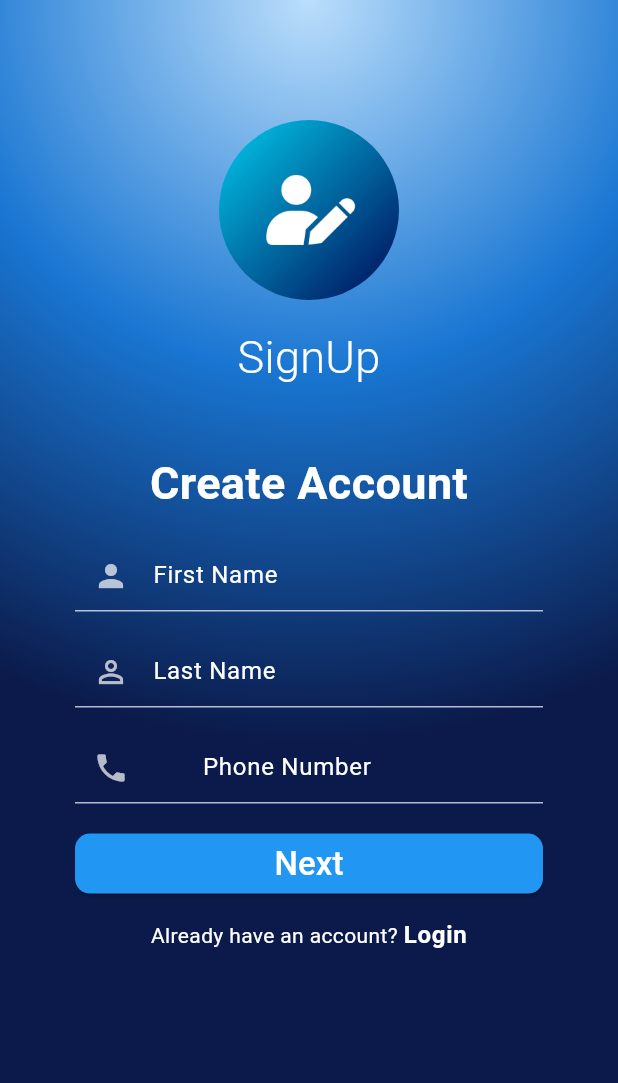
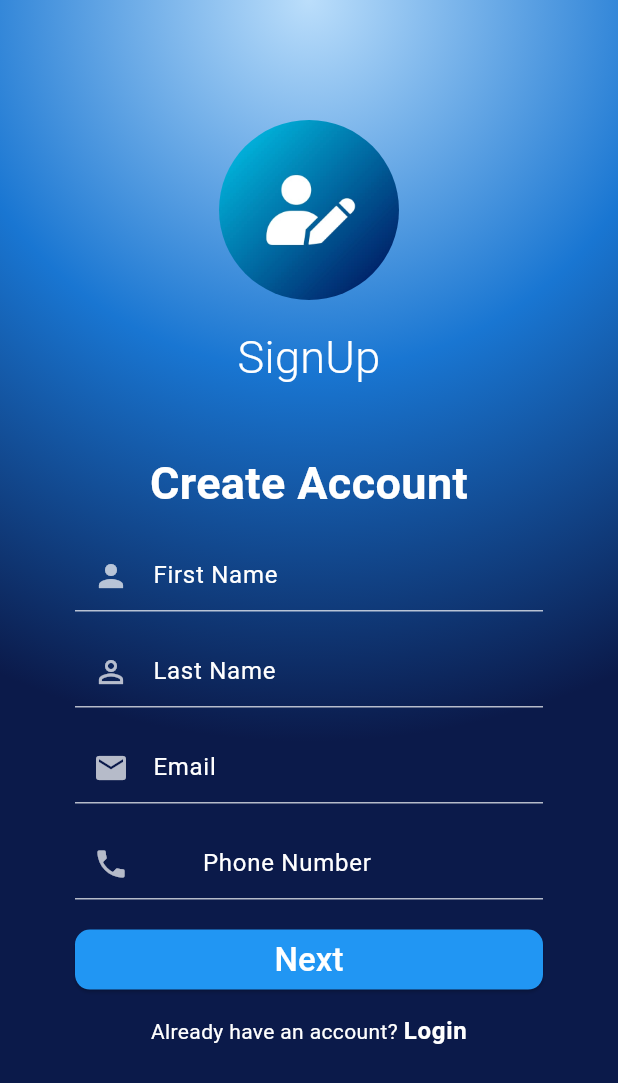
Before and after one commit to Pavan-learnixit/safedail_frountend, a Flutter app: the SignupScreen screen opened directly, on a phone screen of 412 x 824 dp. Shown: the top 1083 px of the screen. Run offline on Flutter 3.47's test engine with Material 3 defaults, Android fonts, the light colour scheme and no system bars; our stand-ins replace dartz, dio, equatable, flutter_animate, flutter_bloc, flutter_contacts and 7 more; missing offline and left inert: call_log; accounts and stored records are empty.

Commit message:
email feild is uncommented

```diff
--- a/lib/features/presentation/pages/signup_screen.dart
+++ b/lib/features/presentation/pages/signup_screen.dart
@@ -176,6 +176,7 @@ class _SignupScreenState extends State<SignupScreen> {
                       const SizedBox(height: 16),
                       TextField(
                         controller: firstNameController,
+                        style: const TextStyle(color: Colors.white),
                         decoration: customInput(
                           hint: "First Name",
                           icon: Icons.person,
@@ -192,26 +193,29 @@ class _SignupScreenState extends State<SignupScreen> {
                       const SizedBox(height: 16),
                       TextField(
                         controller: lastNameController,
+                        style: const TextStyle(color: Colors.white),
                         decoration: customInput(hint: "Last Name", icon: Icons.person_outline),
                       ),
                       const SizedBox(height: 16),
-                      // TextField(
-                      //   controller: emailController,
-                      //   decoration: customInput(
-                      //     hint: "Email",
-                      //     icon: Icons.email,
-                      //     errorText: isEmailValid || emailController.text.isEmpty ? null : "Enter a valid email",
-                      //   ),
-                      //   onChanged: (value) {
-                      //     setState(() {
-                      //       isEmailValid = controller.isValidEmail(value);
-                      //     });
-                      //   },
-                      //   keyboardType: TextInputType.emailAddress,
-                      // ),
-                      // const SizedBox(height: 16),
+                      TextField(
+                        controller: emailController,
+                        style: const TextStyle(color: Colors.white),
+                        decoration: customInput(
+                          hint: "Email",
+                          icon: Icons.email,
+                          errorText: isEmailValid || emailController.text.isEmpty ? null : "Enter a valid email",
+                        ),
+                        onChanged: (value) {
+                          setState(() {
+                            isEmailValid = controller.isValidEmail(value);
+                          });
+                        },
+                        keyboardType: TextInputType.emailAddress,
+                      ),
+                      const SizedBox(height: 16),
                       TextField(
                         controller: phoneController,
+                        style: const TextStyle(color: Colors.white),
                         maxLength: 10,
                         keyboardType: TextInputType.phone,
                         decoration: customInput(hint: "Phone Number", icon: Icons.phone, prefixText: '+91 '),
```
Also changed, not shown: 4 other files.
